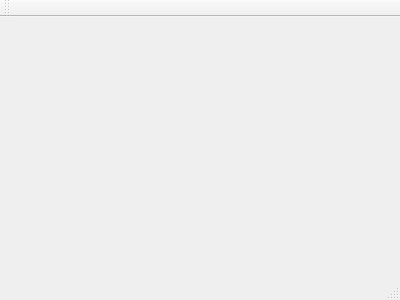
Above: gui/MainWindow.ui from rmaloney77/cmake-qt5-starter before the change. Below: the same form after it.
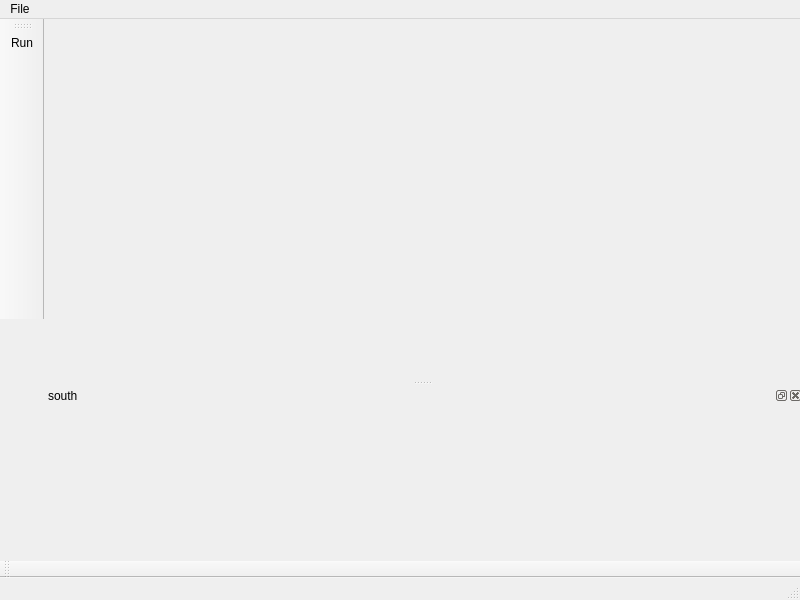
That is the form after the change.

```diff
--- a/gui/MainWindow.ui
+++ b/gui/MainWindow.ui
@@ -1,24 +1,115 @@
 <ui version="4.0">
  <class>MainWindow</class>
- <widget class="QMainWindow" name="MainWindow" >
-  <property name="geometry" >
+ <widget class="QMainWindow" name="MainWindow">
+  <property name="geometry">
    <rect>
     <x>0</x>
     <y>0</y>
-    <width>400</width>
-    <height>300</height>
+    <width>800</width>
+    <height>600</height>
    </rect>
   </property>
-  <property name="windowTitle" >
+  <property name="sizePolicy">
+   <sizepolicy hsizetype="Preferred" vsizetype="Preferred">
+    <horstretch>0</horstretch>
+    <verstretch>0</verstretch>
+   </sizepolicy>
+  </property>
+  <property name="minimumSize">
+   <size>
+    <width>800</width>
+    <height>600</height>
+   </size>
+  </property>
+  <property name="maximumSize">
+   <size>
+    <width>1900</width>
+    <height>1280</height>
+   </size>
+  </property>
+  <property name="windowTitle">
    <string>MainWindow</string>
   </property>
-  <widget class="QMenuBar" name="menuBar" />
-  <widget class="QToolBar" name="mainToolBar" />
-  <widget class="QWidget" name="centralWidget" />
-  <widget class="QStatusBar" name="statusBar" />
+  <widget class="QWidget" name="centralWidget">
+   <layout class="QGridLayout" name="gridLayout_2"/>
+  </widget>
+  <widget class="QMenuBar" name="menuBar">
+   <property name="geometry">
+    <rect>
+     <x>0</x>
+     <y>0</y>
+     <width>800</width>
+     <height>25</height>
+    </rect>
+   </property>
+   <widget class="QMenu" name="menuFile">
+    <property name="title">
+     <string>File</string>
+    </property>
+    <addaction name="actionExit"/>
+   </widget>
+   <addaction name="menuFile"/>
+  </widget>
+  <widget class="QToolBar" name="mainToolBar">
+   <attribute name="toolBarArea">
+    <enum>BottomToolBarArea</enum>
+   </attribute>
+   <attribute name="toolBarBreak">
+    <bool>false</bool>
+   </attribute>
+  </widget>
+  <widget class="QStatusBar" name="statusBar"/>
+  <widget class="QDockWidget" name="southDock">
+   <property name="minimumSize">
+    <size>
+     <width>759</width>
+     <height>175</height>
+    </size>
+   </property>
+   <property name="windowTitle">
+    <string>south</string>
+   </property>
+   <attribute name="dockWidgetArea">
+    <number>8</number>
+   </attribute>
+   <widget class="QWidget" name="dockWidgetContents_4"/>
+  </widget>
+  <widget class="QToolBar" name="toolBar">
+   <property name="sizePolicy">
+    <sizepolicy hsizetype="Expanding" vsizetype="Fixed">
+     <horstretch>0</horstretch>
+     <verstretch>0</verstretch>
+    </sizepolicy>
+   </property>
+   <property name="maximumSize">
+    <size>
+     <width>16777215</width>
+     <height>300</height>
+    </size>
+   </property>
+   <property name="windowTitle">
+    <string>toolBar</string>
+   </property>
+   <attribute name="toolBarArea">
+    <enum>LeftToolBarArea</enum>
+   </attribute>
+   <attribute name="toolBarBreak">
+    <bool>false</bool>
+   </attribute>
+   <addaction name="actionRun"/>
+  </widget>
+  <action name="actionExit">
+   <property name="text">
+    <string>Exit</string>
+   </property>
+  </action>
+  <action name="actionRun">
+   <property name="text">
+    <string>Run</string>
+   </property>
+  </action>
  </widget>
- <layoutDefault spacing="6" margin="11" />
- <pixmapfunction></pixmapfunction>
+ <layoutdefault spacing="6" margin="11"/>
  <resources/>
  <connections/>
 </ui>
```
Left out of the diff: 20 changed lines with no effect on the pictures.
